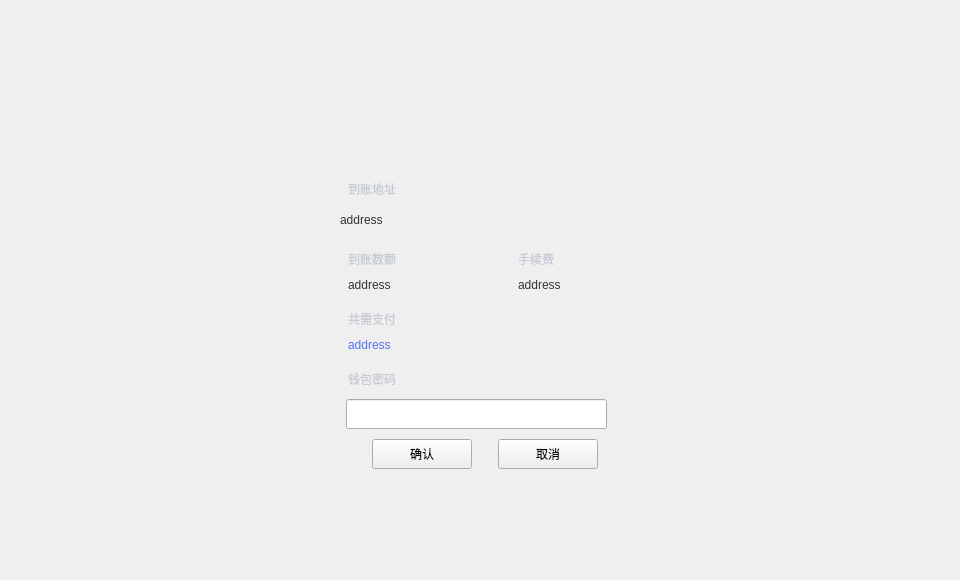
Before: the Qt Designer form LNKWallet/capitalTransferPage/CapitalConfirmWidget.ui in HcashOrg/hx-indicator, drawn with Qt 5.
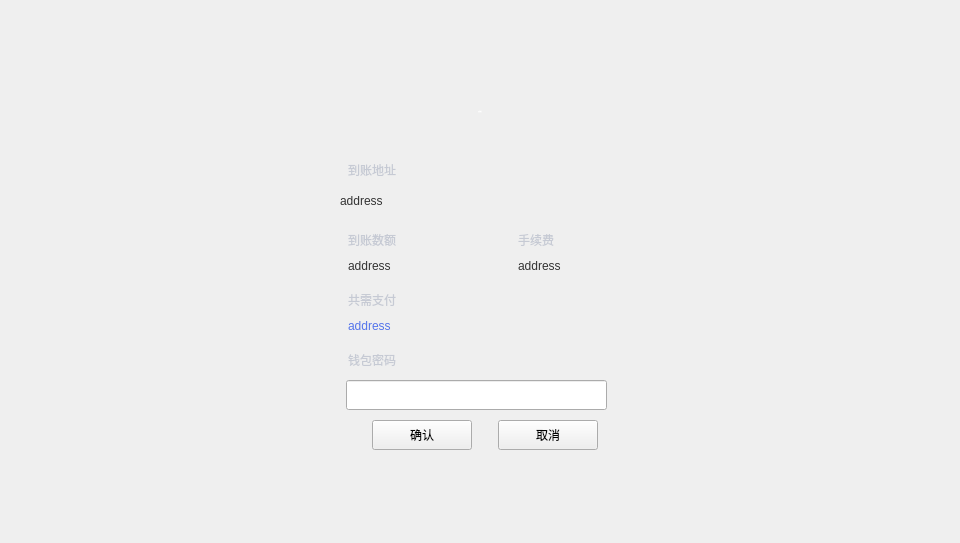
After: the same form once the commit is applied.

Patch:
```diff
--- a/LNKWallet/capitalTransferPage/CapitalConfirmWidget.ui
+++ b/LNKWallet/capitalTransferPage/CapitalConfirmWidget.ui
@@ -7,7 +7,7 @@
     <x>0</x>
     <y>0</y>
     <width>960</width>
-    <height>580</height>
+    <height>543</height>
    </rect>
   </property>
   <property name="windowTitle">
@@ -17,7 +17,7 @@
    <property name="geometry">
     <rect>
      <x>346</x>
-     <y>399</y>
+     <y>380</y>
      <width>261</width>
      <height>30</height>
     </rect>
@@ -30,7 +30,7 @@
    <property name="geometry">
     <rect>
      <x>518</x>
-     <y>275</y>
+     <y>256</y>
      <width>141</width>
      <height>20</height>
     </rect>
@@ -47,7 +47,7 @@
    <property name="geometry">
     <rect>
      <x>498</x>
-     <y>439</y>
+     <y>420</y>
      <width>100</width>
      <height>30</height>
     </rect>
@@ -60,7 +60,7 @@
    <property name="geometry">
     <rect>
      <x>348</x>
-     <y>275</y>
+     <y>256</y>
      <width>151</width>
      <height>20</height>
     </rect>
@@ -77,7 +77,7 @@
    <property name="geometry">
     <rect>
      <x>348</x>
-     <y>335</y>
+     <y>316</y>
      <width>131</width>
      <height>20</height>
     </rect>
@@ -94,7 +94,7 @@
    <property name="geometry">
     <rect>
      <x>340</x>
-     <y>205</y>
+     <y>186</y>
      <width>300</width>
      <height>30</height>
     </rect>
@@ -114,7 +114,7 @@
    <property name="geometry">
     <rect>
      <x>348</x>
-     <y>309</y>
+     <y>290</y>
      <width>80</width>
      <height>20</height>
     </rect>
@@ -131,7 +131,7 @@
    <property name="geometry">
     <rect>
      <x>372</x>
-     <y>439</y>
+     <y>420</y>
      <width>100</width>
      <height>30</height>
     </rect>
@@ -144,7 +144,7 @@
    <property name="geometry">
     <rect>
      <x>348</x>
-     <y>369</y>
+     <y>350</y>
      <width>80</width>
      <height>20</height>
     </rect>
@@ -161,7 +161,7 @@
    <property name="geometry">
     <rect>
      <x>348</x>
-     <y>249</y>
+     <y>230</y>
      <width>80</width>
      <height>20</height>
     </rect>
@@ -178,7 +178,7 @@
    <property name="geometry">
     <rect>
      <x>380</x>
-     <y>120</y>
+     <y>101</y>
      <width>200</width>
      <height>20</height>
     </rect>
@@ -207,7 +207,7 @@
    <property name="geometry">
     <rect>
      <x>518</x>
-     <y>249</y>
+     <y>230</y>
      <width>80</width>
      <height>20</height>
     </rect>
@@ -224,7 +224,7 @@
    <property name="geometry">
     <rect>
      <x>348</x>
-     <y>179</y>
+     <y>160</y>
      <width>80</width>
      <height>20</height>
     </rect>
```
